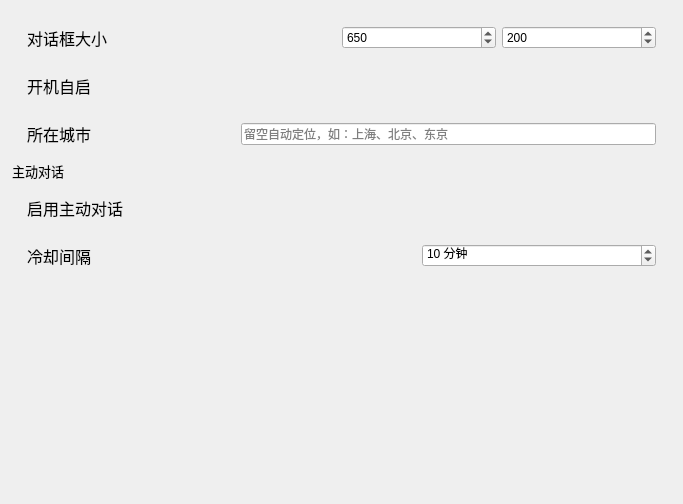
Before: the Qt Designer form Mandarin/windows/setting/child/settingchild_general.ui in Mandarin715/Mandarin, drawn with Qt 5.
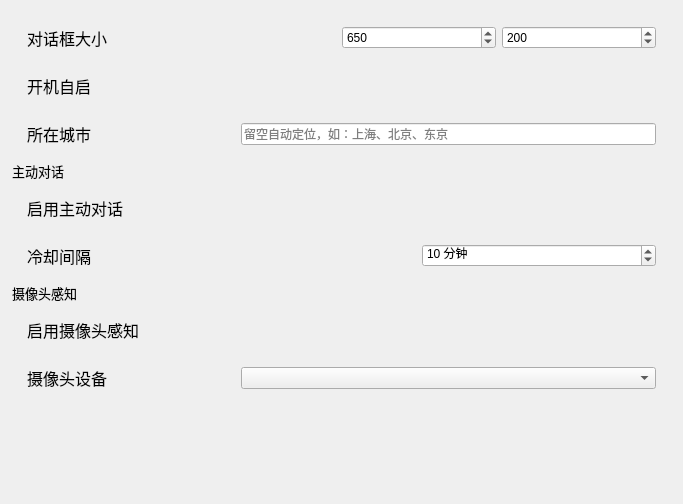
After: the same form once the commit is applied. Custom widgets are drawn as their Qt base class.

Commit message:
fix: 10 项严重修复 + 12 项中优先级优化 + 摄像头感知(默认关)
严重:
- 上下文历史无上限 → 加载/构建按预算截断(含摘要)
- 视觉/搜索请求加传输超时,防永久锁死
- 唤醒词关闭后不再重启;KWS 模型缺失校验 Get() 不再崩溃
- ChatLogStore::rewrite 改 QSaveFile 原子写(崩溃不丢历史)
- syncChatLogFromView 保留原始 id/time/meta(回退不再抹平时间线)
- SearchProvider 用 sender() 认领响应,不再丢结果
- compressContextHistory 早退补 deleteLater;isAllVitsDone 补待合成队列

中优先级:
- 意图分类加本地规则预过滤;ASR/截屏编码移工作线程;模型加载错峰
- 立绘缩放动画用中间图;插件目录 mtime 缓存;立绘 pixmap 缓存
- 回车改用事件 modifiers;统一 isChatBusy 门闩;关闭热键卸载钩子

摄像头感知(默认关闭,未实测):WinRT FaceAnalysis 按需短开验证 + 设置页;项目升 C++20

版本 v1.14.0

The edit to the form file:
```diff
--- a/Mandarin/windows/setting/child/settingchild_general.ui
+++ b/Mandarin/windows/setting/child/settingchild_general.ui
@@ -199,6 +199,48 @@
          </layout>
         </widget>
        </item>
+        <item>
+         <widget class="ElaText" name="label_CameraPerceptionTitle">
+          <property name="font"><font><pointsize>10</pointsize></font></property>
+          <property name="text"><string>摄像头感知</string></property>
+         </widget>
+        </item>
+        <item>
+         <widget class="ElaScrollPageArea" name="widget_CameraPerceptionEnable" native="true">
+          <property name="toolTip"><string>开启后，桌宠在怀疑你离开时会短暂打开摄像头判断你是否在场（平时摄像头关闭）</string></property>
+          <layout class="QHBoxLayout" name="horizontalLayout_CameraPerceptionEnable" stretch="1,1">
+           <property name="leftMargin"><number>15</number></property>
+           <property name="rightMargin"><number>15</number></property>
+           <item>
+            <widget class="ElaText" name="label_CameraPerceptionEnable">
+             <property name="font"><font><pointsize>12</pointsize></font></property>
+             <property name="text"><string>启用摄像头感知</string></property>
+            </widget>
+           </item>
+           <item>
+            <widget class="ElaToggleSwitch" name="ToggleSwitch_CameraPerceptionEnable" native="true"/>
+           </item>
+          </layout>
+         </widget>
+        </item>
+        <item>
+         <widget class="ElaScrollPageArea" name="widget_CameraDevice" native="true">
+          <property name="toolTip"><string>选择用于判断你是否在场的摄像头（外接 USB 摄像头时请选对设备）</string></property>
+          <layout class="QHBoxLayout" name="horizontalLayout_CameraDevice" stretch="1,2">
+           <property name="leftMargin"><number>15</number></property>
+           <property name="rightMargin"><number>15</number></property>
+           <item>
+            <widget class="ElaText" name="label_CameraDevice">
+             <property name="font"><font><pointsize>12</pointsize></font></property>
+             <property name="text"><string>摄像头设备</string></property>
+            </widget>
+           </item>
+           <item>
+            <widget class="QComboBox" name="comboBox_CameraDevice"/>
+           </item>
+          </layout>
+         </widget>
+        </item>
        <item>
         <spacer name="verticalSpacer">
          <property name="orientation">
```
The commit also changes 19 other files.
